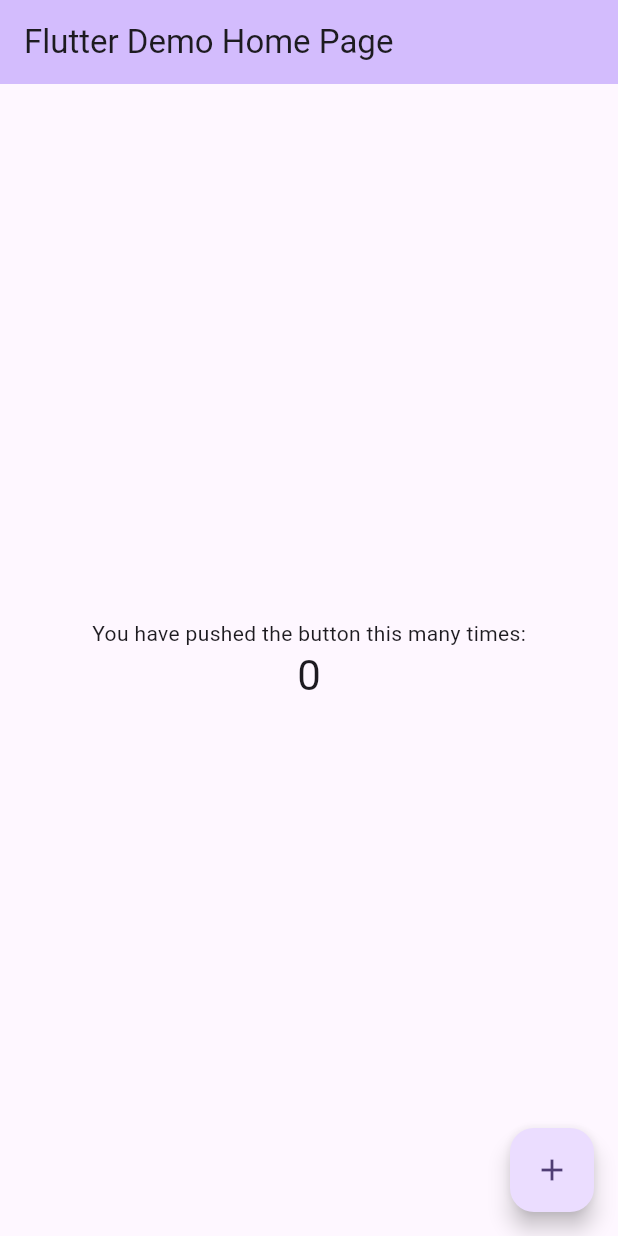
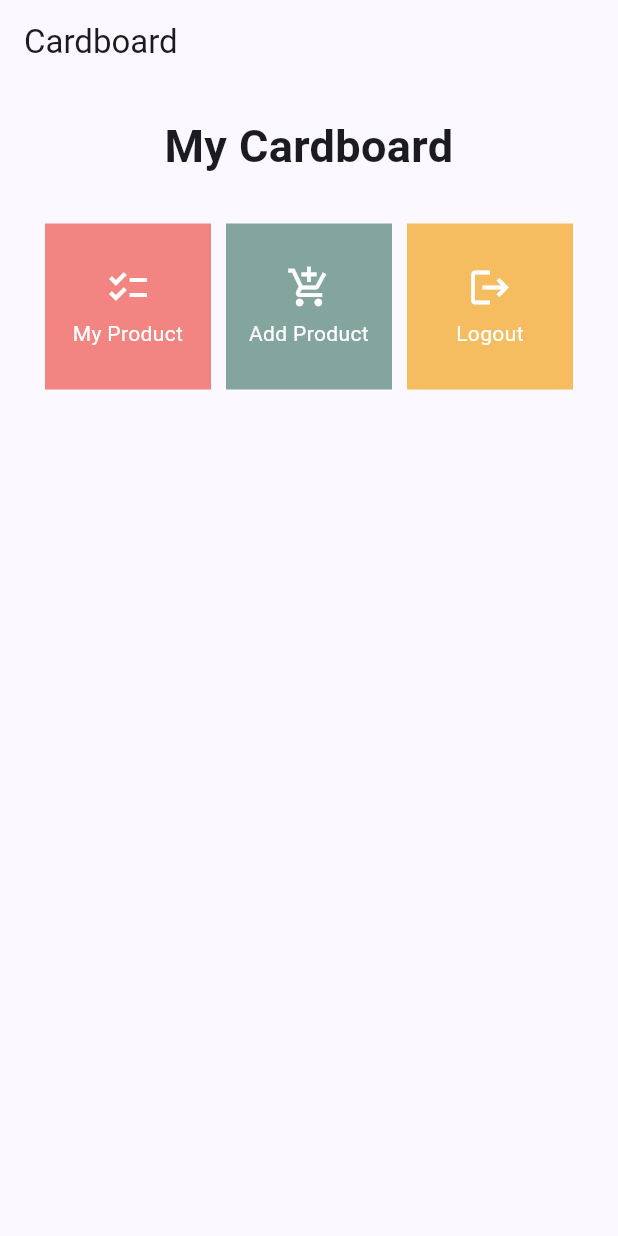
Before and after one commit to rachelzn/Cardboard, a Flutter app: the screen it shows after launch, on a phone screen of 412 x 824 dp. Run offline on Flutter 3.47's test engine with Material 2 defaults, Android fonts, the phone set to English and light mode, and no system bars.

Commit message:
assignment 7

```diff
--- a/lib/main.dart
+++ b/lib/main.dart
@@ -1,3 +1,4 @@
+import 'package:cardboard/menu.dart';
 import 'package:flutter/material.dart';
 
 void main() {
@@ -28,98 +29,10 @@
         //
         // This works for code too, not just values: Most code changes can be
         // tested with just a hot reload.
-        colorScheme: ColorScheme.fromSeed(seedColor: Colors.deepPurple),
+        colorScheme: ColorScheme.fromSeed(seedColor: Colors.indigo),
         useMaterial3: true,
       ),
-      home: const MyHomePage(title: 'Flutter Demo Home Page'),
+      home: MyHomePage(),
     );
   }
 }
-
-class MyHomePage extends StatefulWidget {
-  const MyHomePage({super.key, required this.title});
-
-  // This widget is the home page of your application. It is stateful, meaning
-  // that it has a State object (defined below) that contains fields that affect
-  // how it looks.
-
-  // This class is the configuration for the state. It holds the values (in this
-  // case the title) provided by the parent (in this case the App widget) and
-  // used by the build method of the State. Fields in a Widget subclass are
-  // always marked "final".
-
-  final String title;
-
-  @override
-  State<MyHomePage> createState() => _MyHomePageState();
-}
-
-class _MyHomePageState extends State<MyHomePage> {
-  int _counter = 0;
-
-  void _incrementCounter() {
-    setState(() {
-      // This call to setState tells the Flutter framework that something has
-      // changed in this State, which causes it to rerun the build method below
-      // so that the display can reflect the updated values. If we changed
-      // _counter without calling setState(), then the build method would not be
-      // called again, and so nothing would appear to happen.
-      _counter++;
-    });
-  }
-
-  @override
-  Widget build(BuildContext context) {
-    // This method is rerun every time setState is called, for instance as done
-    // by the _incrementCounter method above.
-    //
-    // The Flutter framework has been optimized to make rerunning build methods
-    // fast, so that you can just rebuild anything that needs updating rather
-    // than having to individually change instances of widgets.
-    return Scaffold(
-      appBar: AppBar(
-        // TRY THIS: Try changing the color here to a specific color (to
-        // Colors.amber, perhaps?) and trigger a hot reload to see the AppBar
-        // change color while the other colors stay the same.
-        backgroundColor: Theme.of(context).colorScheme.inversePrimary,
-        // Here we take the value from the MyHomePage object that was created by
-        // the App.build method, and use it to set our appbar title.
-        title: Text(widget.title),
-      ),
-      body: Center(
-        // Center is a layout widget. It takes a single child and positions it
-        // in the middle of the parent.
-        child: Column(
-          // Column is also a layout widget. It takes a list of children and
-          // arranges them vertically. By default, it sizes itself to fit its
-          // children horizontally, and tries to be as tall as its parent.
-          //
-          // Column has various properties to control how it sizes itself and
-          // how it positions its children. Here we use mainAxisAlignment to
-          // center the children vertically; the main axis here is the vertical
-          // axis because Columns are vertical (the cross axis would be
-          // horizontal).
-          //
-          // TRY THIS: Invoke "debug painting" (choose the "Toggle Debug Paint"
-          // action in the IDE, or press "p" in the console), to see the
-          // wireframe for each widget.
-          mainAxisAlignment: MainAxisAlignment.center,
-          children: <Widget>[
-            const Text(
-              'You have pushed the button this many times:',
-            ),
-            Text(
-              '$_counter',
-              style: Theme.of(context).textTheme.headlineMedium,
-            ),
-          ],
-        ),
-      ),
-      floatingActionButton: FloatingActionButton(
-        onPressed: _incrementCounter,
-        tooltip: 'Increment',
-        child: const Icon(Icons.add),
-      ), // This trailing comma makes auto-formatting nicer for build methods.
-    );
-  }
-}
--- /dev/null
+++ b/lib/menu.dart
@@ -0,0 +1,120 @@
+import 'package:flutter/material.dart';
+
+class MyHomePage extends StatelessWidget {
+  MyHomePage({Key? key}) : super(key: key);
+  final List<ShopItem> items = [
+    ShopItem("My Product", Icons.checklist, const Color(0xFFF28582)),
+    ShopItem("Add Product", Icons.add_shopping_cart, const Color(0xFF84A59E)),
+    ShopItem("Logout", Icons.logout, const Color(0xFFF5BD60)),
+  ];
+
+  // This widget is the home page of your application. It is stateful, meaning
+  // that it has a State object (defined below) that contains fields that affect
+  // how it looks.
+
+  // This class is the configuration for the state. It holds the values (in this
+  // case the title) provided by the parent (in this case the App widget) and
+  // used by the build method of the State. Fields in a Widget subclass are
+  // always marked "final".
+
+  @override
+  Widget build(BuildContext context) {
+    return Scaffold(
+      appBar: AppBar(
+        title: const Text(
+          'Cardboard',
+        ),
+      ),
+      body: SingleChildScrollView(
+        // Widget wrapper yang dapat discroll
+        child: Padding(
+          padding: const EdgeInsets.all(10.0), // Set padding dari halaman
+          child: Column(
+            // Widget untuk menampilkan children secara vertikal
+            children: <Widget>[
+              const Padding(
+                padding: EdgeInsets.only(top: 10.0, bottom: 10.0),
+                // Widget Text untuk menampilkan tulisan dengan alignment center dan style yang sesuai
+                child: Text(
+                  'My Cardboard', // Text yang menandakan toko
+                  textAlign: TextAlign.center,
+                  style: TextStyle(
+                    fontSize: 30,
+                    fontWeight: FontWeight.bold,
+                  ),
+                ),
+              ),
+              // Grid layout
+              GridView.count(
+                // Container pada card kita.
+                primary: true,
+                padding: const EdgeInsets.all(20),
+                crossAxisSpacing: 10,
+                mainAxisSpacing: 10,
+                crossAxisCount: 3,
+                shrinkWrap: true,
+                children: items.map((ShopItem item) {
+                  // Iterasi untuk setiap item
+                  return ShopCard(item);
+                }).toList(),
+              ),
+            ],
+          ),
+        ),
+      ),
+    );
+  }
+}
+
+class ShopItem {
+  final String name;
+  final IconData icon;
+  final Color backgroundColor;
+
+  ShopItem(this.name, this.icon, this.backgroundColor);
+}
+
+class ShopCard extends StatelessWidget {
+  final ShopItem item;
+
+  const ShopCard(this.item, {super.key}); // Constructor
+
+  @override
+  Widget build(BuildContext context) {
+    return Material(
+      color: item.backgroundColor,
+      child: InkWell(
+        // Area responsive terhadap sentuhan
+        onTap: () {
+          // Memunculkan SnackBar ketika diklik
+          ScaffoldMessenger.of(context)
+            ..hideCurrentSnackBar()
+            ..showSnackBar(SnackBar(
+                content: Text("Kamu telah menekan tombol ${item.name}!")));
+        },
+        child: Container(
+          // Container untuk menyimpan Icon dan Text
+          padding: const EdgeInsets.all(8),
+          child: Center(
+            child: Column(
+              mainAxisAlignment: MainAxisAlignment.center,
+              children: [
+                Icon(
+                  item.icon,
+                  color: Colors.white,
+                  size: 30.0,
+                ),
+                const Padding(padding: EdgeInsets.all(3)),
+                Text(
+                  item.name,
+                  textAlign: TextAlign.center,
+                  style: const TextStyle(color: Colors.white),
+                ),
+              ],
+            ),
+          ),
+        ),
+      ),
+    );
+  }
+}
```
Also changed, not shown: 1 other file.
